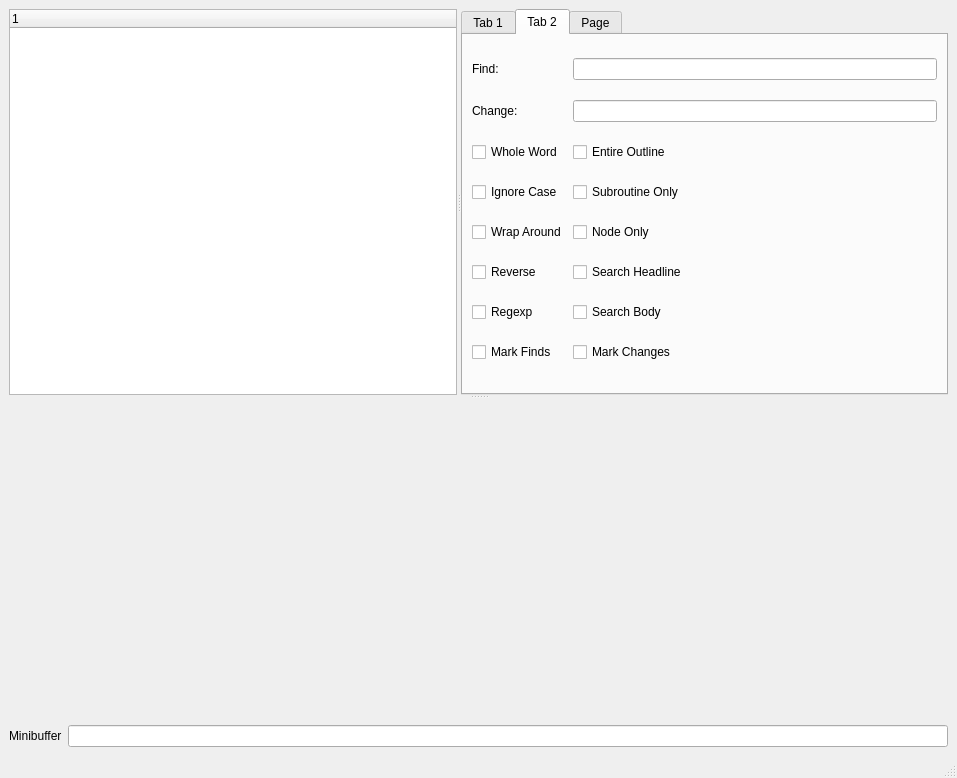
leo-editor/leo-editor, file leo/plugins/qt_main.ui: the form before one commit.
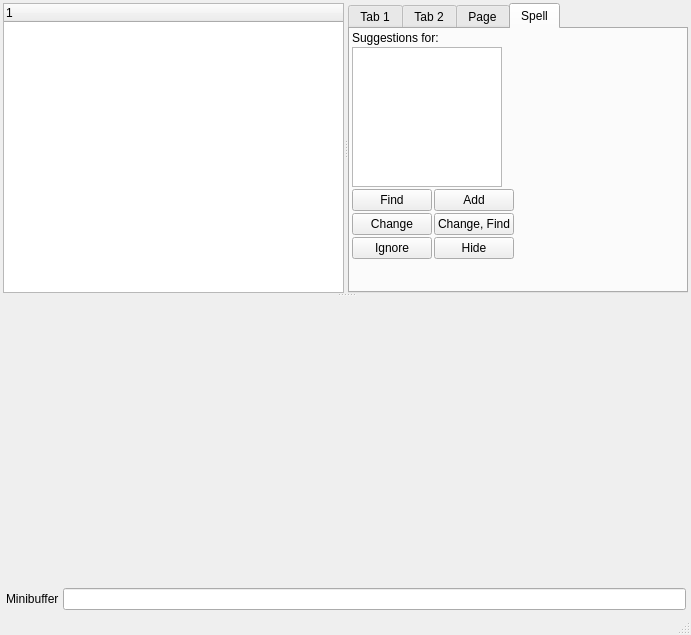
The form after the commit. The open tabs and pages were chosen to show the change. Custom widgets are drawn as their Qt base class.

```diff
--- a/leo/plugins/qt_main.ui
+++ b/leo/plugins/qt_main.ui
@@ -5,8 +5,8 @@
    <rect>
     <x>0</x>
     <y>0</y>
-    <width>957</width>
-    <height>778</height>
+    <width>691</width>
+    <height>635</height>
    </rect>
   </property>
   <property name="windowTitle" >
@@ -14,25 +14,136 @@
   </property>
   <widget class="QWidget" name="centralwidget" >
    <layout class="QVBoxLayout" name="verticalLayout" >
+    <property name="spacing" >
+     <number>0</number>
+    </property>
+    <property name="margin" >
+     <number>3</number>
+    </property>
     <item>
      <widget class="QSplitter" name="splitter_2" >
       <property name="orientation" >
        <enum>Qt::Vertical</enum>
       </property>
       <widget class="QSplitter" name="splitter" >
+       <property name="sizePolicy" >
+        <sizepolicy vsizetype="Ignored" hsizetype="Ignored" >
+         <horstretch>0</horstretch>
+         <verstretch>0</verstretch>
+        </sizepolicy>
+       </property>
        <property name="orientation" >
         <enum>Qt::Horizontal</enum>
        </property>
+       <widget class="QFrame" name="leo_outline_frame" >
+        <property name="sizePolicy" >
+         <sizepolicy vsizetype="Expanding" hsizetype="Ignored" >
+          <horstretch>0</horstretch>
+          <verstretch>0</verstretch>
+         </sizepolicy>
+        </property>
+        <property name="frameShape" >
+         <enum>QFrame::NoFrame</enum>
+        </property>
+        <property name="frameShadow" >
+         <enum>QFrame::Plain</enum>
+        </property>
+        <property name="lineWidth" >
+         <number>1</number>
+        </property>
+        <layout class="QGridLayout" name="leo_outline_grid" >
+         <property name="margin" >
+          <number>0</number>
+         </property>
+         <item row="0" column="0" >
+          <widget class="QFrame" name="leo_outline_inner_frame" >
+           <property name="sizePolicy" >
+            <sizepolicy vsizetype="Ignored" hsizetype="Preferred" >
+             <horstretch>0</horstretch>
+             <verstretch>0</verstretch>
+            </sizepolicy>
+           </property>
+           <property name="frameShape" >
+            <enum>QFrame::NoFrame</enum>
+           </property>
+           <property name="frameShadow" >
+            <enum>QFrame::Plain</enum>
+           </property>
+           <layout class="QGridLayout" name="gridLayout_3" >
+            <property name="margin" >
+             <number>0</number>
+            </property>
+            <item row="0" column="0" >
        <widget class="QTreeWidget" name="treeWidget" >
+              <property name="sizePolicy" >
+               <sizepolicy vsizetype="Ignored" hsizetype="Ignored" >
+                <horstretch>0</horstretch>
+                <verstretch>0</verstretch>
+               </sizepolicy>
+              </property>
+              <property name="headerHidden" >
+               <bool>false</bool>
+              </property>
         <column>
          <property name="text" >
           <string>1</string>
          </property>
         </column>
        </widget>
+            </item>
+           </layout>
+          </widget>
+         </item>
+        </layout>
+       </widget>
+       <widget class="QFrame" name="leo_log_frame" >
+        <property name="sizePolicy" >
+         <sizepolicy vsizetype="Minimum" hsizetype="Ignored" >
+          <horstretch>0</horstretch>
+          <verstretch>0</verstretch>
+         </sizepolicy>
+        </property>
+        <property name="frameShape" >
+         <enum>QFrame::NoFrame</enum>
+        </property>
+        <property name="frameShadow" >
+         <enum>QFrame::Plain</enum>
+        </property>
+        <property name="lineWidth" >
+         <number>1</number>
+        </property>
+        <layout class="QGridLayout" name="leo_log_grid" >
+         <property name="margin" >
+          <number>0</number>
+         </property>
+         <item row="0" column="0" >
+          <widget class="QFrame" name="leo_log_inner_frame" >
+           <property name="sizePolicy" >
+            <sizepolicy vsizetype="Expanding" hsizetype="Preferred" >
+             <horstretch>0</horstretch>
+             <verstretch>0</verstretch>
+            </sizepolicy>
+           </property>
+           <property name="frameShape" >
+            <enum>QFrame::NoFrame</enum>
+           </property>
+           <property name="frameShadow" >
+            <enum>QFrame::Plain</enum>
+           </property>
+           <layout class="QGridLayout" name="gridLayout_7" >
+            <property name="margin" >
+             <number>0</number>
+            </property>
+            <item row="0" column="0" >
        <widget class="QTabWidget" name="tabWidget" >
+              <property name="sizePolicy" >
+               <sizepolicy vsizetype="Ignored" hsizetype="Ignored" >
+                <horstretch>0</horstretch>
+                <verstretch>0</verstretch>
+               </sizepolicy>
+              </property>
         <property name="currentIndex" >
-         <number>1</number>
+               <number>3</number>
         </property>
         <widget class="QWidget" name="tab" >
          <attribute name="title" >
@@ -160,25 +271,281 @@
           <string>Page</string>
          </attribute>
         </widget>
-       </widget>
-      </widget>
+              <widget class="QWidget" name="leo_spell_tab" >
+               <attribute name="title" >
+                <string>Spell</string>
+               </attribute>
+               <layout class="QVBoxLayout" name="verticalLayout_5" >
+                <property name="spacing" >
+                 <number>0</number>
+                </property>
+                <property name="margin" >
+                 <number>2</number>
+                </property>
+                <item>
+                 <widget class="QFrame" name="leo_spell_panel" >
+                  <property name="palette" >
+                   <palette>
+                    <active>
+                     <colorrole role="Base" >
+                      <brush brushstyle="SolidPattern" >
+                       <color alpha="255" >
+                        <red>255</red>
+                        <green>255</green>
+                        <blue>255</blue>
+                       </color>
+                      </brush>
+                     </colorrole>
+                    </active>
+                    <inactive>
+                     <colorrole role="Base" >
+                      <brush brushstyle="SolidPattern" >
+                       <color alpha="255" >
+                        <red>255</red>
+                        <green>255</green>
+                        <blue>255</blue>
+                       </color>
+                      </brush>
+                     </colorrole>
+                    </inactive>
+                    <disabled>
+                     <colorrole role="Base" >
+                      <brush brushstyle="SolidPattern" >
+                       <color alpha="255" >
+                        <red>170</red>
+                        <green>255</green>
+                        <blue>0</blue>
+                       </color>
+                      </brush>
+                     </colorrole>
+                    </disabled>
+                   </palette>
+                  </property>
+                  <property name="autoFillBackground" >
+                   <bool>false</bool>
+                  </property>
+                  <property name="frameShape" >
+                   <enum>QFrame::NoFrame</enum>
+                  </property>
+                  <property name="frameShadow" >
+                   <enum>QFrame::Plain</enum>
+                  </property>
+                  <property name="lineWidth" >
+                   <number>0</number>
+                  </property>
+                  <layout class="QVBoxLayout" name="verticalLayout_6" >
+                   <property name="margin" >
+                    <number>0</number>
+                   </property>
+                   <item>
+                    <layout class="QGridLayout" name="gridLayout_6" >
+                     <property name="spacing" >
+                      <number>2</number>
+                     </property>
+                     <item row="2" column="1" >
+                      <widget class="QPushButton" name="leo_spell_btn_Add" >
+                       <property name="text" >
+                        <string>Add</string>
+                       </property>
+                      </widget>
+                     </item>
+                     <item row="2" column="0" >
+                      <widget class="QPushButton" name="leo_spell_btn_Find" >
+                       <property name="text" >
+                        <string>Find</string>
+                       </property>
+                      </widget>
+                     </item>
+                     <item row="3" column="0" >
+                      <widget class="QPushButton" name="leo_spell_btn_Change" >
+                       <property name="text" >
+                        <string>Change</string>
+                       </property>
+                      </widget>
+                     </item>
+                     <item row="3" column="1" >
+                      <widget class="QPushButton" name="leo_spell_btn_FindChange" >
+                       <property name="text" >
+                        <string>Change, Find</string>
+                       </property>
+                      </widget>
+                     </item>
+                     <item row="4" column="0" >
+                      <widget class="QPushButton" name="leo_spell_btn_Ignore" >
+                       <property name="text" >
+                        <string>Ignore</string>
+                       </property>
+                      </widget>
+                     </item>
+                     <item row="4" column="1" >
+                      <widget class="QPushButton" name="leo_spell_btn_Hide" >
+                       <property name="text" >
+                        <string>Hide</string>
+                       </property>
+                       <property name="checkable" >
+                        <bool>false</bool>
+                       </property>
+                      </widget>
+                     </item>
+                     <item row="5" column="0" >
+                      <spacer name="verticalSpacer" >
+                       <property name="orientation" >
+                        <enum>Qt::Vertical</enum>
+                       </property>
+                       <property name="sizeHint" stdset="0" >
+                        <size>
+                         <width>20</width>
+                         <height>40</height>
+                        </size>
+                       </property>
+                      </spacer>
+                     </item>
+                     <item row="1" column="0" colspan="2" >
+                      <widget class="QListWidget" name="leo_spell_listBox" >
+                       <property name="sizePolicy" >
+                        <sizepolicy vsizetype="Expanding" hsizetype="MinimumExpanding" >
+                         <horstretch>0</horstretch>
+                         <verstretch>0</verstretch>
+                        </sizepolicy>
+                       </property>
+                       <property name="minimumSize" >
+                        <size>
+                         <width>0</width>
+                         <height>0</height>
+                        </size>
+                       </property>
+                       <property name="maximumSize" >
+                        <size>
+                         <width>150</width>
+                         <height>150</height>
+                        </size>
+                       </property>
+                      </widget>
+                     </item>
+                     <item row="2" column="2" >
+                      <spacer name="horizontalSpacer" >
+                       <property name="orientation" >
+                        <enum>Qt::Horizontal</enum>
+                       </property>
+                       <property name="sizeHint" stdset="0" >
+                        <size>
+                         <width>40</width>
+                         <height>20</height>
+                        </size>
+                       </property>
+                      </spacer>
+                     </item>
+                     <item row="0" column="0" colspan="2" >
+                      <widget class="QLabel" name="leo_spell_label" >
+                       <property name="text" >
+                        <string>Suggestions for:</string>
+                       </property>
+                      </widget>
+                     </item>
+                    </layout>
+                   </item>
+                  </layout>
+                 </widget>
+                </item>
+               </layout>
+              </widget>
+             </widget>
+            </item>
+           </layout>
+          </widget>
+         </item>
+        </layout>
+       </widget>
+      </widget>
+      <widget class="QFrame" name="leo_body_frame" >
+       <property name="sizePolicy" >
+        <sizepolicy vsizetype="Ignored" hsizetype="Ignored" >
+         <horstretch>0</horstretch>
+         <verstretch>0</verstretch>
+        </sizepolicy>
+       </property>
+       <property name="frameShape" >
+        <enum>QFrame::NoFrame</enum>
+       </property>
+       <property name="frameShadow" >
+        <enum>QFrame::Plain</enum>
+       </property>
+       <property name="lineWidth" >
+        <number>1</number>
+       </property>
+       <layout class="QGridLayout" name="leo_body_grid" >
+        <property name="margin" >
+         <number>0</number>
+        </property>
+        <item row="0" column="0" >
+         <widget class="QFrame" name="leo_body_inner_frame" >
+          <property name="sizePolicy" >
+           <sizepolicy vsizetype="Ignored" hsizetype="Expanding" >
+            <horstretch>0</horstretch>
+            <verstretch>0</verstretch>
+           </sizepolicy>
+          </property>
+          <property name="frameShape" >
+           <enum>QFrame::NoFrame</enum>
+          </property>
+          <property name="frameShadow" >
+           <enum>QFrame::Plain</enum>
+          </property>
+          <property name="lineWidth" >
+           <number>1</number>
+          </property>
+          <layout class="QGridLayout" name="grid" >
+           <property name="margin" >
+            <number>0</number>
+           </property>
+           <item row="0" column="0" >
       <widget class="QStackedWidget" name="stackedWidget" >
+             <property name="sizePolicy" >
+              <sizepolicy vsizetype="Ignored" hsizetype="Ignored" >
+               <horstretch>0</horstretch>
+               <verstretch>0</verstretch>
+              </sizepolicy>
+             </property>
        <property name="acceptDrops" >
         <bool>true</bool>
        </property>
+             <property name="lineWidth" >
+              <number>1</number>
+             </property>
        <property name="currentIndex" >
         <number>0</number>
        </property>
        <widget class="QWidget" name="page" >
         <layout class="QVBoxLayout" name="verticalLayout_2" >
+               <property name="spacing" >
+                <number>0</number>
+               </property>
+               <property name="margin" >
+                <number>0</number>
+               </property>
          <item>
           <widget class="QsciScintilla" name="textEdit" >
+                 <property name="sizePolicy" >
+                  <sizepolicy vsizetype="Ignored" hsizetype="Ignored" >
+                   <horstretch>0</horstretch>
+                   <verstretch>0</verstretch>
+                  </sizepolicy>
+                 </property>
            <property name="toolTip" >
             <string/>
            </property>
            <property name="whatsThis" >
             <string/>
            </property>
+                 <property name="frameShape" >
+                  <enum>QFrame::NoFrame</enum>
+                 </property>
+                 <property name="frameShadow" >
+                  <enum>QFrame::Plain</enum>
+                 </property>
+                 <property name="lineWidth" >
+                  <number>0</number>
+                 </property>
           </widget>
          </item>
         </layout>
@@ -191,10 +558,53 @@
         </layout>
        </widget>
       </widget>
-     </widget>
-    </item>
+           </item>
+          </layout>
+         </widget>
+        </item>
+       </layout>
+      </widget>
+     </widget>
+    </item>
     <item>
-     <layout class="QHBoxLayout" name="horizontalLayout" >
+     <widget class="QFrame" name="leo_minibuffer_frame" >
+      <property name="sizePolicy" >
+       <sizepolicy vsizetype="Fixed" hsizetype="MinimumExpanding" >
+        <horstretch>0</horstretch>
+        <verstretch>0</verstretch>
+       </sizepolicy>
+      </property>
+      <property name="minimumSize" >
+       <size>
+        <width>100</width>
+        <height>0</height>
+       </size>
+      </property>
+      <property name="baseSize" >
+       <size>
+        <width>0</width>
+        <height>0</height>
+       </size>
+      </property>
+      <property name="midLineWidth" >
+       <number>0</number>
+      </property>
+      <layout class="QHBoxLayout" name="leo_minibuffer_layout" >
+       <property name="spacing" >
+        <number>4</number>
+       </property>
+       <property name="leftMargin" >
+        <number>3</number>
+       </property>
+       <property name="topMargin" >
+        <number>2</number>
+       </property>
+       <property name="rightMargin" >
+        <number>2</number>
+       </property>
+       <property name="bottomMargin" >
+        <number>0</number>
+       </property>
       <item>
        <widget class="QLabel" name="label" >
         <property name="text" >
@@ -209,6 +619,7 @@
        <widget class="QLineEdit" name="lineEdit" />
       </item>
      </layout>
+     </widget>
     </item>
    </layout>
   </widget>
```
Left out of the diff: 159 changed lines with no effect on the pictures. Lines whose indentation alone changed are shown as unchanged.
